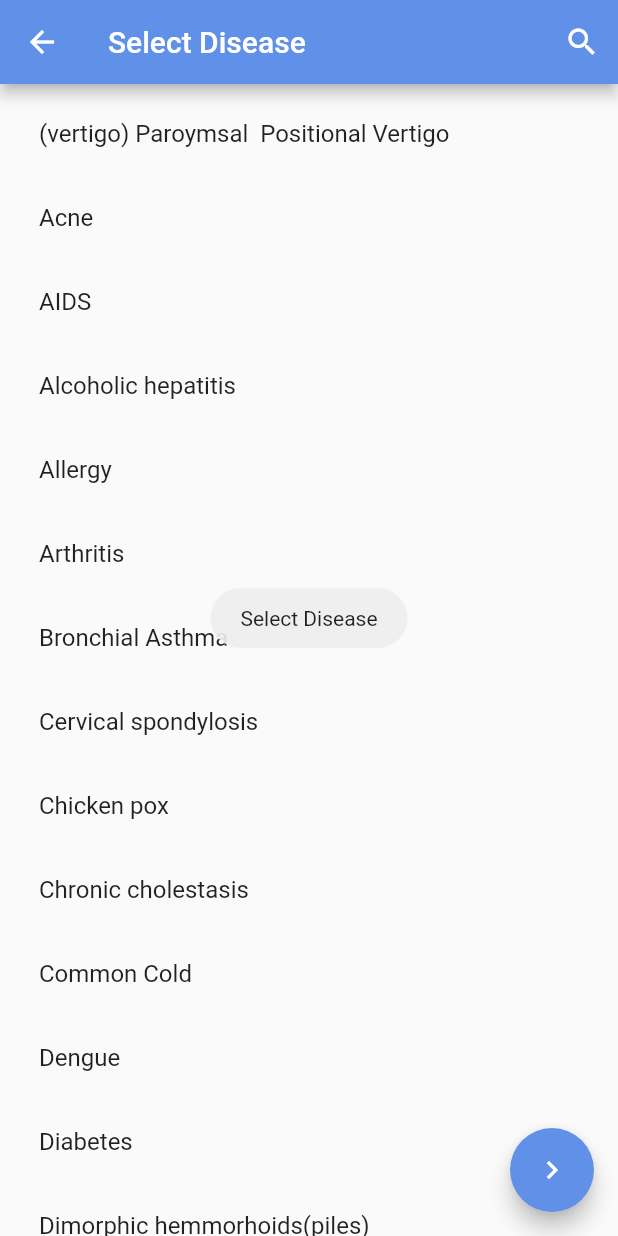
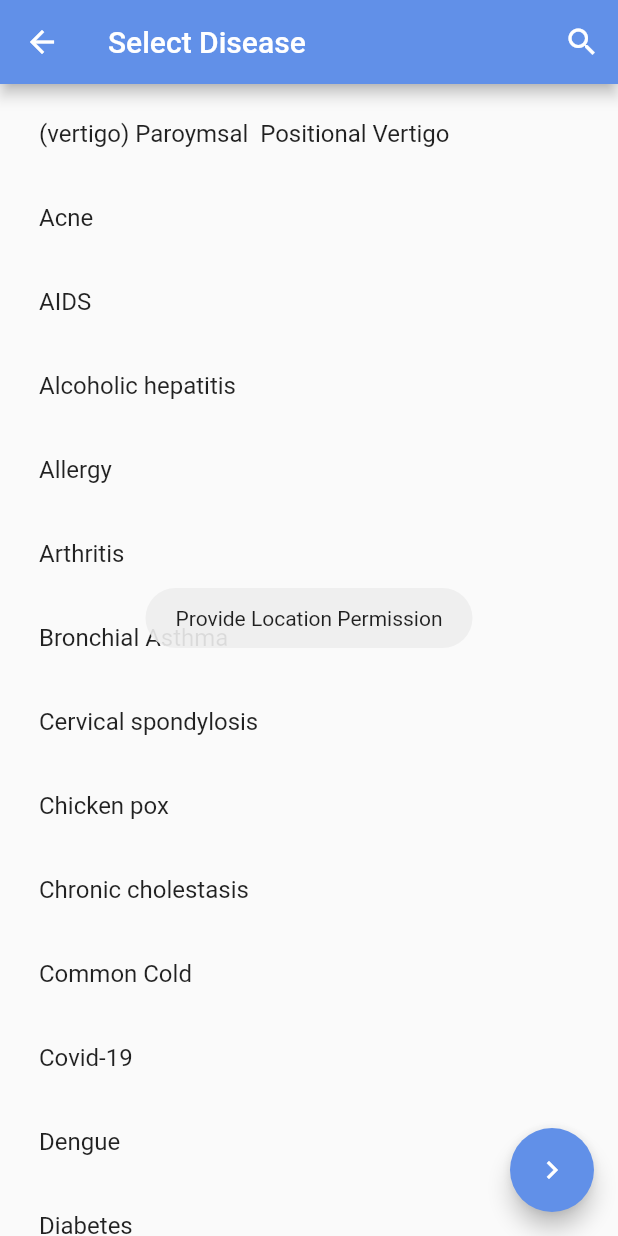
Before and after one commit to prembansod1999/HospitalRecommendationSystem, a Flutter app: the DiseaseList screen opened directly, after a tap on the "navigate next" icon, on a phone screen of 412 x 824 dp. Run offline on Flutter 3.47's test engine with Material 2 defaults, Android fonts, the light colour scheme and no system bars; our stand-ins replace cloud_firestore, date_time_picker, firebase_auth, firebase_core, firebase_storage, flutter_login and 8 more; missing offline and left inert: flutter_facebook_login, future_progress_dialog, multi_select_item, restart_app; accounts and stored records are empty.

Commit message:
Final app with logo

```diff
--- a/lib/diseaseList.dart
+++ b/lib/diseaseList.dart
@@ -45,6 +45,7 @@ class _DiseaseListState extends State<DiseaseList> {
     "Chicken pox",
     "Chronic cholestasis",
     "Common Cold",
+    "Covid-19",
     "Dengue",
     "Diabetes",
     "Dimorphic hemmorhoids(piles)",
@@ -78,7 +79,7 @@ class _DiseaseListState extends State<DiseaseList> {
   ];
   List<String> filterlist = [];
   bool isSearching = false;
-  var locationStr;
+  var locationStr = "";
   List<String> arr = [];
 
   List<String> hospitalName = [];
@@ -241,7 +242,12 @@ class _DiseaseListState extends State<DiseaseList> {
         backgroundColor: Color(0xff6190E8),
         child: Icon(Icons.navigate_next),
         onPressed: () async {
-          if (disease.isEmpty) {
+          if (locationStr.isEmpty) {
+            Fluttertoast.showToast(
+                msg: "Provide Location Permission",
+                gravity: ToastGravity.CENTER,
+                timeInSecForIos: 1);
+          } else if (disease.isEmpty) {
             Fluttertoast.showToast(
                 msg: "Select Disease",
                 gravity: ToastGravity.CENTER,
--- a/lib/loginPage.dart
+++ b/lib/loginPage.dart
@@ -57,7 +57,7 @@ class _LogInState extends State<LogIn> {
   @override
   Widget build(BuildContext context) {
     return FlutterLogin(
-        title: 'Hospital',
+        title: 'HRS',
         onLogin: _longIn,
         onSignup: _signUp,
         onRecoverPassword: _recoverPassword,
```
Also changed, not shown: lib/feedback.dart (+16 -18 lines), lib/symptomList.dart (+19 -2 lines), assets/images/feedback_image.gif (added), 7 other files.
